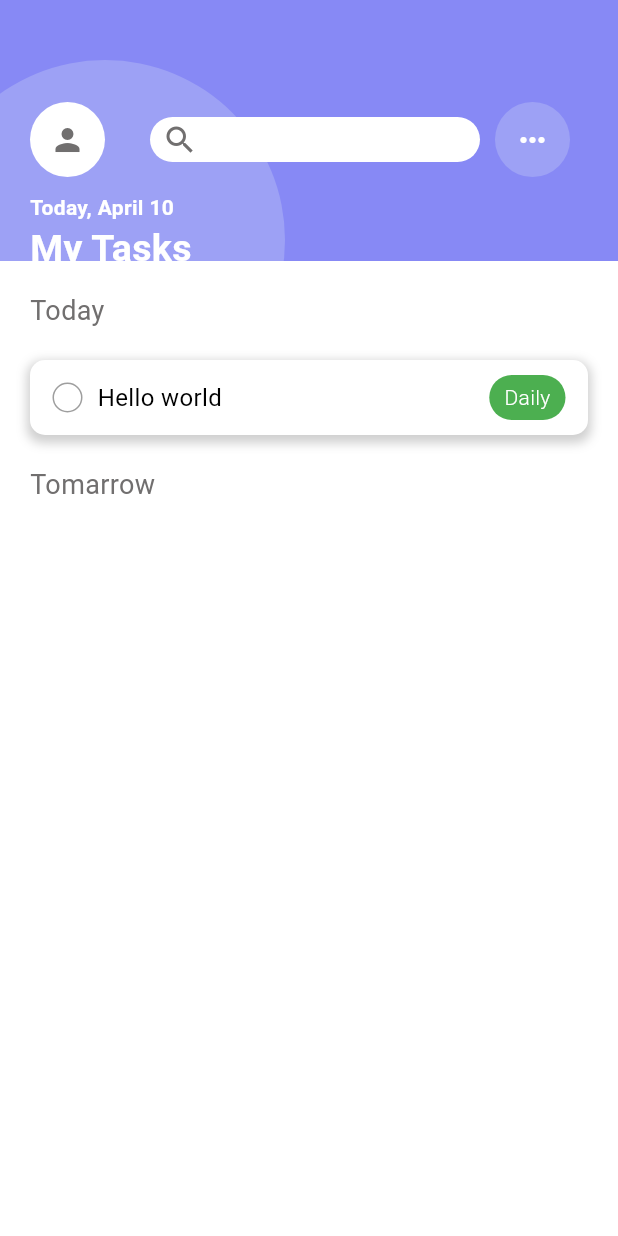
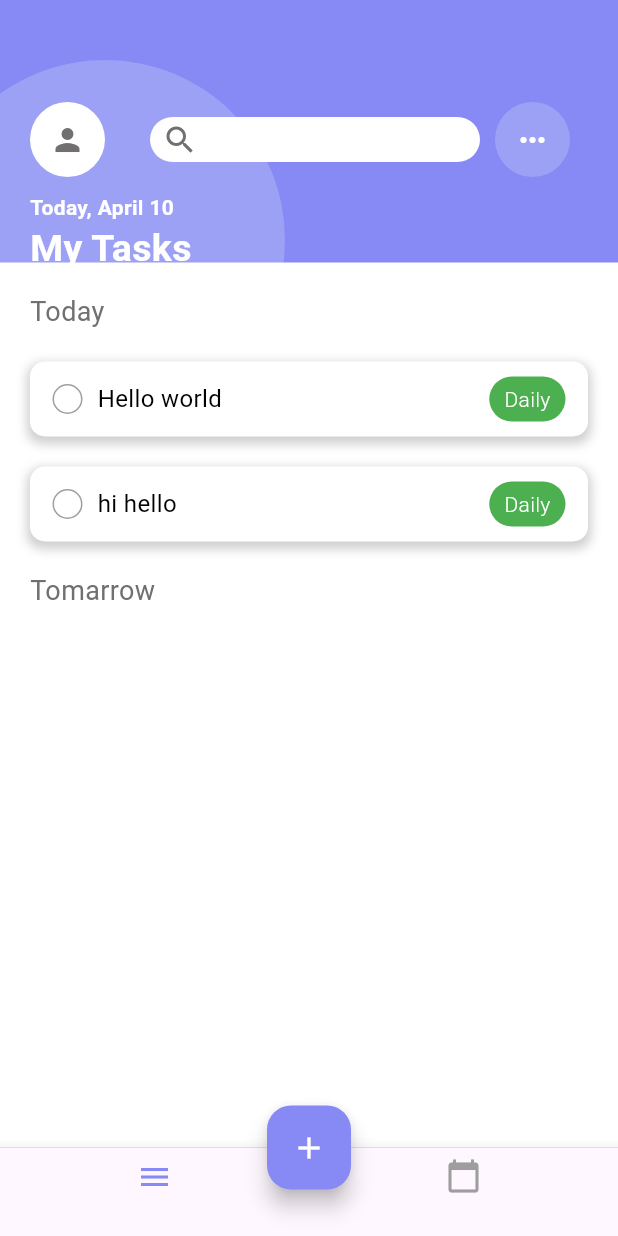
Before and after one commit to SahilShameerDev/flutter-todo-app, a Flutter app: the screen it shows after launch, on a phone screen of 412 x 824 dp. Run offline on Flutter 3.47's test engine with Material 3 defaults, Android fonts, the phone set to English and light mode, and no system bars.

Commit message:
basic framework ui created for homepage

```diff
--- a/lib/pages/homePage.dart
+++ b/lib/pages/homePage.dart
@@ -1,5 +1,6 @@
 // ignore: file_names
 import 'package:flutter/material.dart';
+import 'package:todo/utils/todo.dart';
 
 class HomePage extends StatefulWidget {
   const HomePage({super.key});
@@ -106,7 +107,7 @@ class _HomePageState extends State<HomePage> {
                 Align(
                 alignment: Alignment.bottomCenter,
                 child: Container(
-                  height: 650,
+                  height: 590,
                   width: double.infinity,
                   decoration: const BoxDecoration(
                   color: Colors.white,
@@ -115,12 +116,12 @@ class _HomePageState extends State<HomePage> {
                     topRight: Radius.circular(0),
                   ),
                   ),
-                  child: Padding(
-                  padding: const EdgeInsets.all(20.0),
+                  child: const Padding(
+                  padding: EdgeInsets.all(20.0),
                   child: Column(
                     crossAxisAlignment: CrossAxisAlignment.start,
                     children: [
-                    const Text(
+                    Text(
                       'Today',
                       style: TextStyle(
                       fontSize: 18,
@@ -128,68 +129,15 @@ class _HomePageState extends State<HomePage> {
                       color: Color(0xFF716F6F),
                       ),
                     ),
-                    const SizedBox(height: 20),
+                    SizedBox(height: 20),
 
-                    Container(
-                      padding: const EdgeInsets.symmetric(vertical: 10, horizontal: 15),
-                      decoration: BoxDecoration(
-                        color: Colors.white,
-                        borderRadius: BorderRadius.circular(10),
-                        boxShadow: [
-                          BoxShadow(
-                            color: Colors.grey.withOpacity(0.5),
-                            spreadRadius: 2,
-                            blurRadius: 5,
-                            offset: const Offset(0, 3),
-                          ),
-                        ],
-                      ),
-                      child: Row(
-                        mainAxisAlignment: MainAxisAlignment.spaceBetween,
-                        children: [
-                          Row(
-                            children: [
-                              Container(
-                                height: 20,
-                                width: 20,
-                                decoration: BoxDecoration(
-                                  color: Colors.white,
-                                  shape: BoxShape.circle,
-                                  border: Border.all(color: Colors.grey),
-                                ),
-                              ),
-                              const SizedBox(width: 10),
-                              const Text(
-                                'Hello world',
-                                style: TextStyle(
-                                  fontSize: 16,
-                                  color: Colors.black,
-                                ),
-                              ),
-                            ],
-                          ),
-                          Container(
-                            padding: const EdgeInsets.symmetric(vertical: 5, horizontal: 10),
-                            decoration: BoxDecoration(
-                              color: Colors.green,
-                              borderRadius: BorderRadius.circular(20),
-                            ),
-                            child: const Text(
-                              'Daily',
-                              style: TextStyle(
-                                fontSize: 14,
-                                color: Colors.white,
-                                fontWeight: FontWeight.w300,
-                              ),
-                            ),
-                          ),
-                        ],
-                      ),
-                    ),
+                    TodoBar( title: 'Hello world',),
 
-                    const SizedBox(height: 20),
 
-                    const Text(
+                    TodoBar(title: 'hi hello',),
+
+
+                    Text(
                       'Tomarrow',
                       style: TextStyle(
                       fontSize: 18,
@@ -207,6 +155,32 @@ class _HomePageState extends State<HomePage> {
           ),
         ),
       ),
+    bottomNavigationBar: BottomNavigationBar(
+      items: const [
+        BottomNavigationBarItem(
+      icon: Icon(Icons.menu),
+      label: ' ',
+        ),
+        BottomNavigationBarItem(
+      icon: Icon(Icons.calendar_today),
+      label: '',
+        ),
+
+      ],
+      selectedItemColor: const Color(0xFF8789F5),
+      unselectedItemColor: Colors.grey,
+      onTap: (index) {
+        // Handle navigation based on the selected index
+      },
+    ),
+    floatingActionButton: FloatingActionButton(
+      onPressed: () {
+      // Handle button press
+      },
+      backgroundColor: const Color(0xFF8789F5),
+      child: const Icon(Icons.add, color: Colors.white),
+    ),
+     floatingActionButtonLocation: FloatingActionButtonLocation.centerDocked
     );
   }
 }
--- /dev/null
+++ b/lib/utils/todo.dart
@@ -0,0 +1,73 @@
+import 'package:flutter/material.dart';
+
+class TodoBar extends StatelessWidget {
+
+  final String title;
+
+  const TodoBar({super.key, required this.title});
+
+  @override
+  Widget build(BuildContext context) {
+    return Column(
+      children: [
+        Container(
+          padding: const EdgeInsets.symmetric(vertical: 10, horizontal: 15),
+          decoration: BoxDecoration(
+            color: Colors.white,
+            borderRadius: BorderRadius.circular(10),
+            boxShadow: [
+              BoxShadow(
+                color: Colors.grey.withOpacity(0.5),
+                spreadRadius: 2,
+                blurRadius: 5,
+                offset: const Offset(0, 3),
+              ),
+            ],
+          ),
+          child: Row(
+            mainAxisAlignment: MainAxisAlignment.spaceBetween,
+            children: [
+              Row(
+                children: [
+                  Container(
+                    height: 20,
+                    width: 20,
+                    decoration: BoxDecoration(
+                      color: Colors.white,
+                      shape: BoxShape.circle,
+                      border: Border.all(color: Colors.grey),
+                    ),
+                  ),
+                  const SizedBox(width: 10),
+                  Text(
+                    title,
+                    style: const TextStyle(
+                      fontSize: 16,
+                      color: Colors.black,
+                    ),
+                  ),
+                ],
+              ),
+              Container(
+                padding: const EdgeInsets.symmetric(vertical: 5, horizontal: 10),
+                decoration: BoxDecoration(
+                  color: Colors.green,
+                  borderRadius: BorderRadius.circular(20),
+                ),
+                child: const Text(
+                  'Daily',
+                  style: TextStyle(
+                    fontSize: 14,
+                    color: Colors.white,
+                    fontWeight: FontWeight.w300,
+                  ),
+                ),
+              ),
+            ],
+          ),
+        ),
+        const SizedBox(height: 20),
+      ],
+    );
+  }
+}
```
